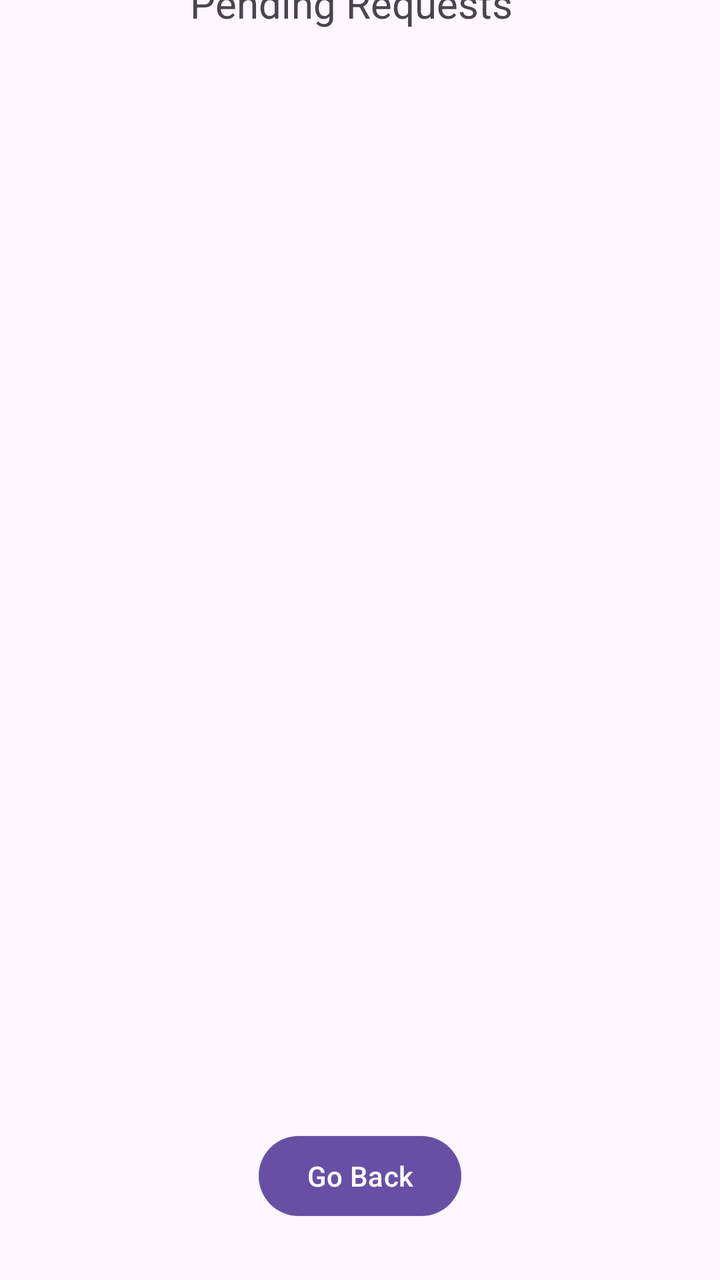
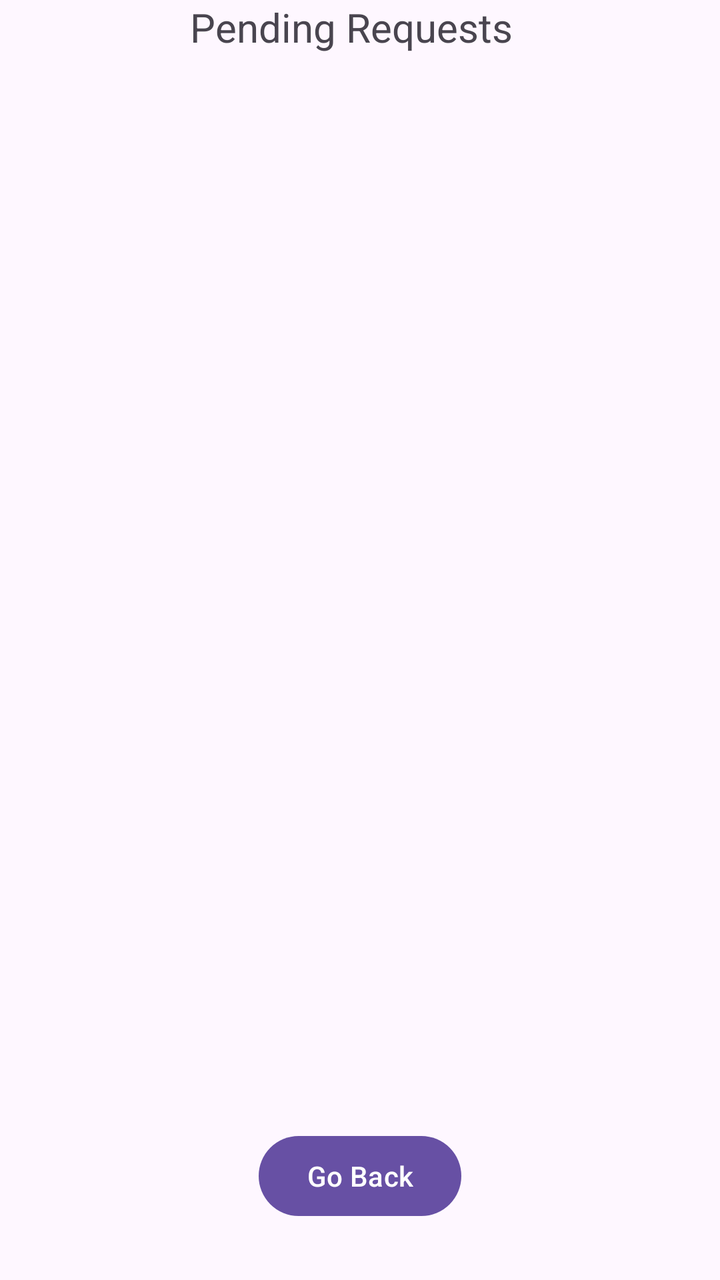

Compare the two renders of this Android layout. The source of the first and the diff that turns it into the second are given below.
<!-- AndroidManifest.xml: application theme Theme.Project_Group_17 -->
<!-- res/layout/pending_requests.xml -->
<?xml version="1.0" encoding="utf-8"?>
<androidx.constraintlayout.widget.ConstraintLayout xmlns:android="http://schemas.android.com/apk/res/android"
    xmlns:app="http://schemas.android.com/apk/res-auto"
    xmlns:tools="http://schemas.android.com/tools"
    android:layout_width="match_parent"
    android:layout_height="match_parent">

    <ListView
        android:id="@+id/listView"
        android:layout_width="413dp"
        android:layout_height="516dp"
        android:layout_marginBottom="40dp"
        app:layout_constraintBottom_toTopOf="@+id/seerejectedBtn"
        app:layout_constraintEnd_toEndOf="parent"
        app:layout_constraintStart_toStartOf="parent" />

    <Button
        android:id="@+id/seerejectedBtn"
        android:layout_width="wrap_content"
        android:layout_height="wrap_content"
        android:layout_marginBottom="28dp"
        android:text="Go Back"
        app:layout_constraintBottom_toBottomOf="parent"
        app:layout_constraintEnd_toEndOf="parent"
        app:layout_constraintStart_toStartOf="parent" />

    <TextView
        android:id="@+id/textView"
        android:layout_width="170dp"
        android:layout_height="33dp"
        android:text="Pending Requests"
        android:textSize="20sp"
        app:layout_constraintBottom_toTopOf="@+id/listView"
        app:layout_constraintEnd_toEndOf="parent"
        app:layout_constraintStart_toStartOf="parent"
        app:layout_constraintTop_toTopOf="parent" />

</androidx.constraintlayout.widget.ConstraintLayout>
<!-- resources referenced by this layout -->
<resources>
  <style name="Theme.Project_Group_17" parent="Base.Theme.Project_Group_17" />
  <style name="Base.Theme.Project_Group_17" parent="Theme.Material3.DayNight.NoActionBar">
          
          
      </style>
</resources>

<!-- the commit's change to res/layout/pending_requests.xml (unified diff, before → after) -->
@@ -7,12 +7,18 @@
 
     <ListView
         android:id="@+id/listView"
-        android:layout_width="413dp"
-        android:layout_height="516dp"
-        android:layout_marginBottom="40dp"
+        android:layout_width="0dp"
+        android:layout_height="0dp"
+        android:layout_marginBottom="16dp"
         app:layout_constraintBottom_toTopOf="@+id/seerejectedBtn"
+        app:layout_constraintTop_toBottomOf="@+id/textView"
         app:layout_constraintEnd_toEndOf="parent"
-        app:layout_constraintStart_toStartOf="parent" />
+        app:layout_constraintStart_toStartOf="parent"
+        android:scrollbars="vertical"
+        android:fadeScrollbars="false"
+        android:scrollbarThumbVertical="@android:color/darker_gray"
+        android:scrollbarSize="6dp"
+        android:smoothScrollbar="true" />
 
     <Button
         android:id="@+id/seerejectedBtn"
